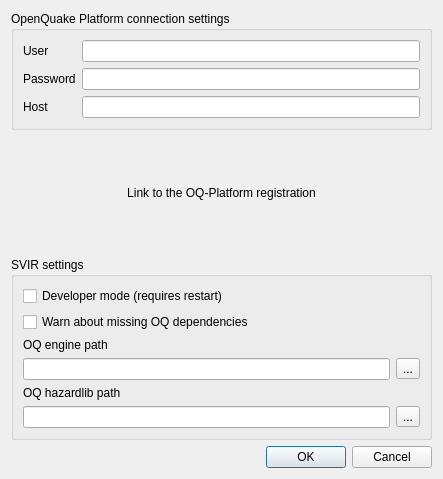
gem/oq-irmt-qgis, file svir/ui/ui_settings.ui: the form before one commit.
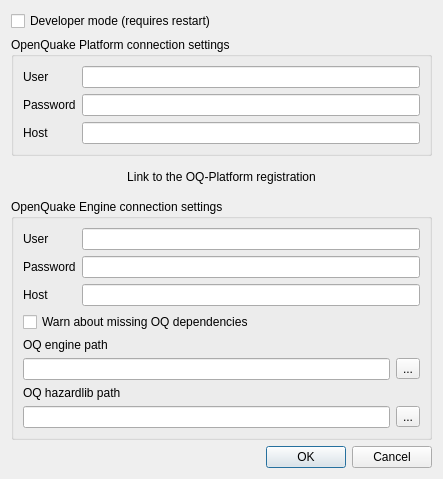
The form after the commit.

Commit message: Use a single button to open plugin's settings and handle connection to the engine with or without authentication

The edit to the form file:
```diff
--- a/svir/ui/ui_settings.ui
+++ b/svir/ui/ui_settings.ui
@@ -15,21 +15,21 @@
   </property>
   <layout class="QVBoxLayout" name="verticalLayout">
    <item>
-    <widget class="QGroupBox" name="topGroupBox">
+    <widget class="QCheckBox" name="developermodeCheck">
+     <property name="text">
+      <string>Developer mode (requires restart)</string>
+     </property>
+    </widget>
+   </item>
+   <item>
+    <widget class="QGroupBox" name="platform_settings_gbx">
      <property name="title">
       <string>OpenQuake Platform connection settings</string>
      </property>
      <layout class="QFormLayout" name="formLayout">
-      <item row="2" column="0">
-       <widget class="QLabel" name="label_3">
-        <property name="text">
-         <string>Host</string>
-        </property>
-       </widget>
-      </item>
-      <item row="2" column="1">
-       <widget class="QLineEdit" name="hostnameEdit"/>
-      </item>
+      <property name="fieldGrowthPolicy">
+       <enum>QFormLayout::AllNonFixedFieldsGrow</enum>
+      </property>
       <item row="0" column="0">
        <widget class="QLabel" name="label">
         <property name="text">
@@ -54,6 +54,16 @@
         </property>
        </widget>
       </item>
+      <item row="2" column="0">
+       <widget class="QLabel" name="label_3">
+        <property name="text">
+         <string>Host</string>
+        </property>
+       </widget>
+      </item>
+      <item row="2" column="1">
+       <widget class="QLineEdit" name="platformHostnameEdit"/>
+      </item>
      </layout>
     </widget>
    </item>
@@ -76,15 +86,55 @@
    <item>
     <widget class="QGroupBox" name="bottomGroupBox">
      <property name="title">
-      <string>SVIR settings</string>
+      <string>OpenQuake Engine connection settings</string>
      </property>
      <layout class="QVBoxLayout" name="verticalLayout_2">
       <item>
-       <widget class="QCheckBox" name="developermodeCheck">
-        <property name="text">
-         <string>Developer mode (requires restart)</string>
+       <layout class="QFormLayout" name="formLayout_2">
+        <property name="sizeConstraint">
+         <enum>QLayout::SetDefaultConstraint</enum>
         </property>
-       </widget>
+        <property name="leftMargin">
+         <number>0</number>
+        </property>
+        <property name="topMargin">
+         <number>0</number>
+        </property>
+        <item row="1" column="1">
+         <widget class="QLineEdit" name="enginePasswordEdit">
+          <property name="echoMode">
+           <enum>QLineEdit::Password</enum>
+          </property>
+         </widget>
+        </item>
+        <item row="2" column="1">
+         <widget class="QLineEdit" name="engineHostnameEdit"/>
+        </item>
+        <item row="0" column="1">
+         <widget class="QLineEdit" name="engineUsernameEdit"/>
+        </item>
+        <item row="0" column="0">
+         <widget class="QLabel" name="label_6">
+          <property name="text">
+           <string>User</string>
+          </property>
+         </widget>
+        </item>
+        <item row="1" column="0">
+         <widget class="QLabel" name="label_7">
+          <property name="text">
+           <string>Password</string>
+          </property>
+         </widget>
+        </item>
+        <item row="2" column="0">
+         <widget class="QLabel" name="label_8">
+          <property name="text">
+           <string>Host</string>
+          </property>
+         </widget>
+        </item>
+       </layout>
       </item>
       <item>
        <widget class="QCheckBox" name="warnOQDepsCheck">
```
Left out of the diff: 8 changed lines with no effect on the pictures. The commit also changes 6 other files.
